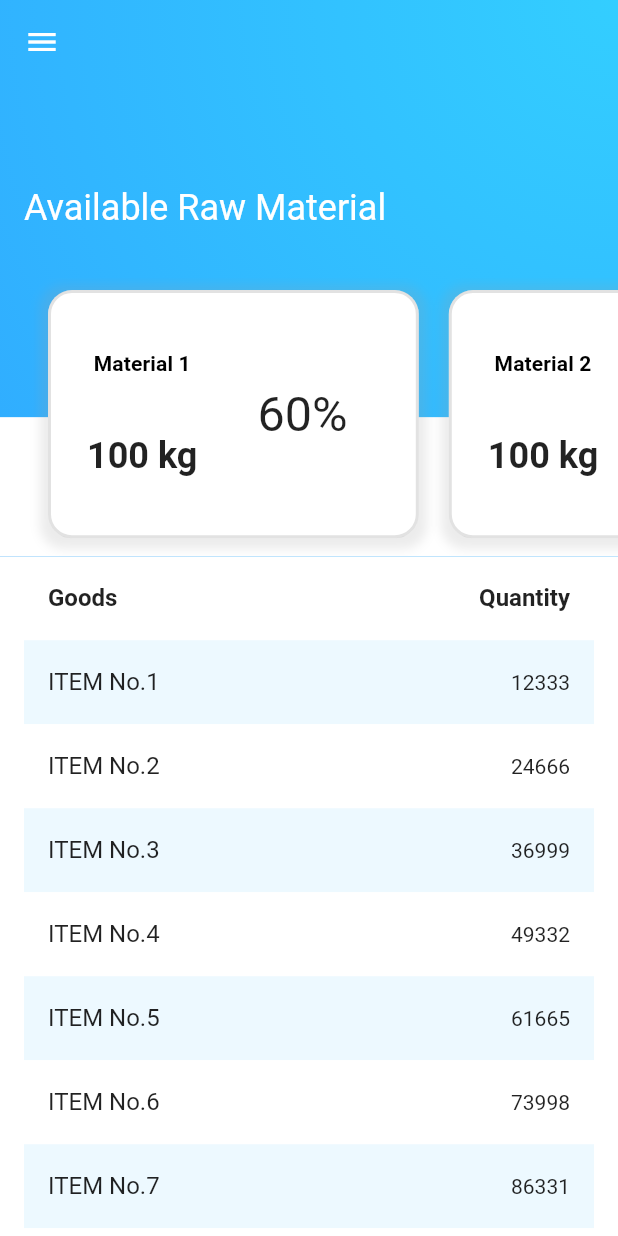
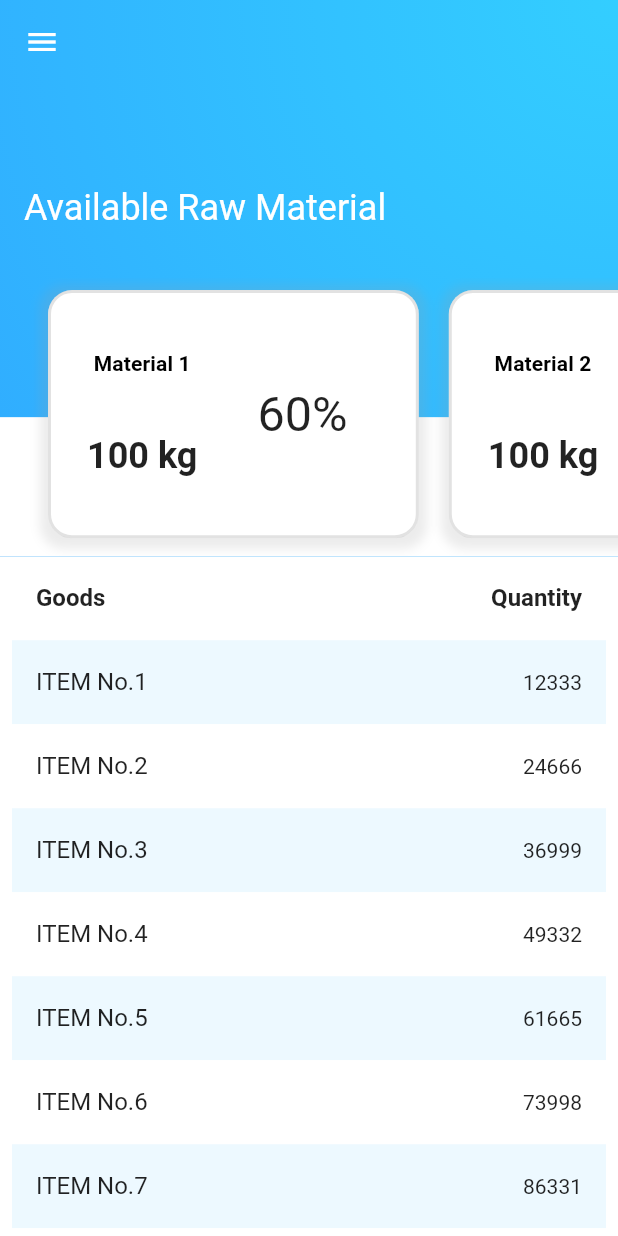
Before and after one commit to Monofyi/Flutter, a Flutter app: the HomePage screen opened by its route, on a phone screen of 412 x 824 dp. Run offline on Flutter 3.47's test engine with Material 2 defaults, Android fonts, the phone set to English and light mode, and no system bars; our stand-ins replace cloud_firestore, firebase_auth, flutter_svg, font_awesome_flutter, freezed_annotation, recase and 1 more; missing offline and left inert: countdown_animation, disposable_provider, flamingo; accounts and stored records are empty.

Commit message:
fix padding

```diff
--- a/lib/ui/home_page/home_page.dart
+++ b/lib/ui/home_page/home_page.dart
@@ -255,7 +255,7 @@ class Body extends StatelessWidget {
     return Container(
       color: Colors.white,
       child: Padding(
-        padding: const EdgeInsets.only(left: 16, right: 16),
+        padding: const EdgeInsets.symmetric(horizontal: 8),
         child: Column(
           crossAxisAlignment: CrossAxisAlignment.start,
           children: [
```
